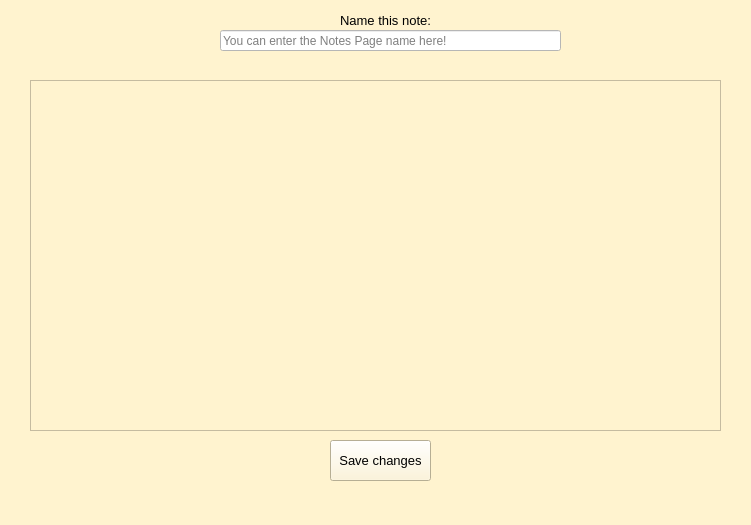
Above: PTI/SPCK/GUI/editNote.ui from GreenSystemDuy08/TL-C4K-PTI01 before the change. Below: the same form after it.
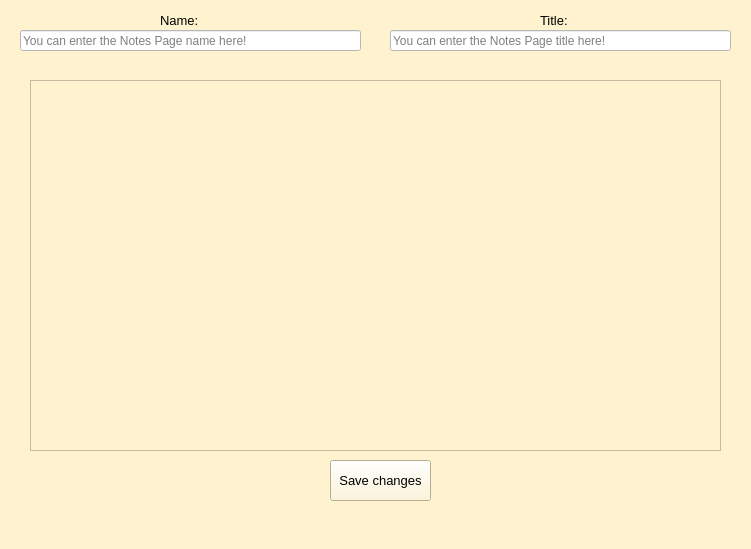
That is the form after the change.

```diff
--- a/PTI/SPCK/GUI/editNote.ui
+++ b/PTI/SPCK/GUI/editNote.ui
@@ -7,7 +7,7 @@
     <x>0</x>
     <y>0</y>
     <width>751</width>
-    <height>525</height>
+    <height>549</height>
    </rect>
   </property>
   <property name="windowTitle">
@@ -20,7 +20,7 @@
    <widget class="QLineEdit" name="le_name">
     <property name="geometry">
      <rect>
-      <x>220</x>
+      <x>20</x>
       <y>30</y>
       <width>341</width>
       <height>21</height>
@@ -36,9 +36,9 @@
    <widget class="QLabel" name="label">
     <property name="geometry">
      <rect>
-      <x>340</x>
+      <x>160</x>
       <y>10</y>
-      <width>101</width>
+      <width>41</width>
       <height>21</height>
      </rect>
     </property>
@@ -48,7 +48,7 @@
      </font>
     </property>
     <property name="text">
-     <string>Name this note:</string>
+     <string>Name:</string>
     </property>
    </widget>
    <widget class="QPlainTextEdit" name="te_note">
@@ -57,7 +57,7 @@
       <x>30</x>
       <y>80</y>
       <width>691</width>
-      <height>351</height>
+      <height>371</height>
      </rect>
     </property>
     <property name="styleSheet">
@@ -74,7 +74,7 @@
     <property name="geometry">
      <rect>
       <x>330</x>
-      <y>440</y>
+      <y>460</y>
       <width>101</width>
       <height>41</height>
      </rect>
@@ -88,6 +88,40 @@
      <string>Save changes</string>
     </property>
    </widget>
+   <widget class="QLabel" name="label_2">
+    <property name="geometry">
+     <rect>
+      <x>540</x>
+      <y>10</y>
+      <width>41</width>
+      <height>21</height>
+     </rect>
+    </property>
+    <property name="font">
+     <font>
+      <pointsize>10</pointsize>
+     </font>
+    </property>
+    <property name="text">
+     <string>Title:</string>
+    </property>
+   </widget>
+   <widget class="QLineEdit" name="le_title">
+    <property name="geometry">
+     <rect>
+      <x>390</x>
+      <y>30</y>
+      <width>341</width>
+      <height>21</height>
+     </rect>
+    </property>
+    <property name="styleSheet">
+     <string notr="true">background-color: rgb(255, 255, 255);</string>
+    </property>
+    <property name="placeholderText">
+     <string>You can enter the Notes Page title here!</string>
+    </property>
+   </widget>
    <zorder>label</zorder>
    <zorder>le_name</zorder>
    <zorder>te_note</zorder>
```
Left out of the diff: 2 changed lines with no effect on the pictures.
